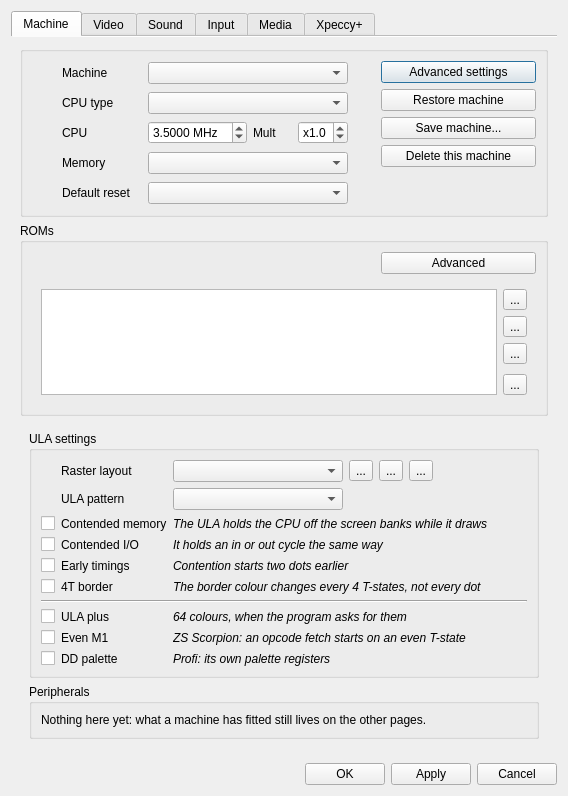
Qt form ui/setupwin.ui (dotkoval/xpeccy-plus) before a commit.
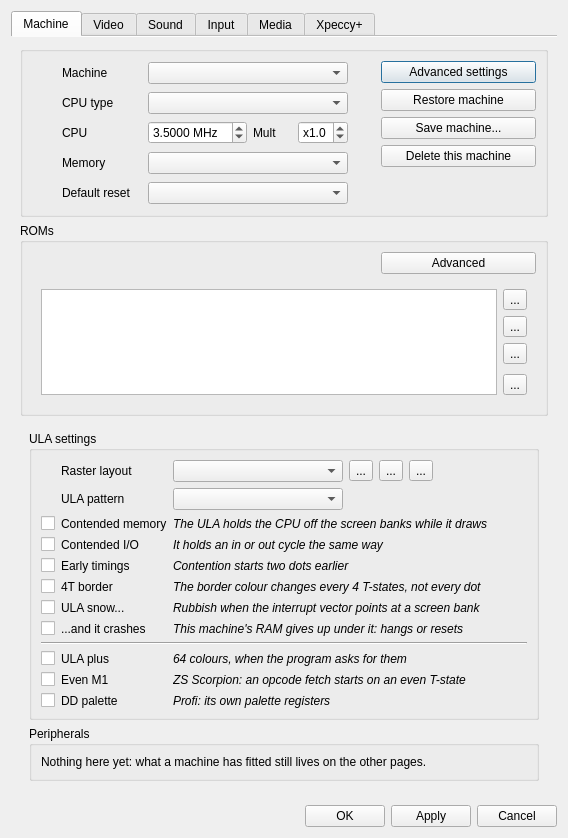
The same form after that commit. Icons and pictures are not drawn. Custom widgets are drawn as their Qt base class.

Commit message:
video: the ULA snow effect on the 48K and 128K
Off on every other machine. Beside it sits "Weak RAM", off everywhere, for
the machines that hang or reset under a long run of snow.

```diff
--- a/ui/setupwin.ui
+++ b/ui/setupwin.ui
@@ -1005,28 +1005,80 @@
                  </property>
                 </widget>
                </item>
-               <item row="6" column="0" colspan="3">
+               <item row="6" column="0">
+                <widget class="QCheckBox" name="cbSnow">
+                 <property name="text">
+                  <string/>
+                 </property>
+                </widget>
+               </item>
+               <item row="6" column="1">
+                <widget class="QLabel" name="nam_cbSnow">
+                 <property name="text">
+                  <string>ULA snow...</string>
+                 </property>
+                </widget>
+               </item>
+               <item row="6" column="2">
+                <widget class="QLabel" name="lab_cbSnow">
+                 <property name="font">
+                  <font>
+                   <italic>true</italic>
+                  </font>
+                 </property>
+                 <property name="text">
+                  <string>Rubbish when the interrupt vector points at a screen bank</string>
+                 </property>
+                </widget>
+               </item>
+               <item row="7" column="0">
+                <widget class="QCheckBox" name="cbSnowCrash">
+                 <property name="text">
+                  <string/>
+                 </property>
+                </widget>
+               </item>
+               <item row="7" column="1">
+                <widget class="QLabel" name="nam_cbSnowCrash">
+                 <property name="text">
+                  <string>...and it crashes</string>
+                 </property>
+                </widget>
+               </item>
+               <item row="7" column="2">
+                <widget class="QLabel" name="lab_cbSnowCrash">
+                 <property name="font">
+                  <font>
+                   <italic>true</italic>
+                  </font>
+                 </property>
+                 <property name="text">
+                  <string>This machine's RAM gives up under it: hangs or resets</string>
+                 </property>
+                </widget>
+               </item>
+               <item row="8" column="0" colspan="3">
                 <widget class="Line" name="advline_1">
                  <property name="orientation">
                   <enum>Qt::Horizontal</enum>
                  </property>
                 </widget>
                </item>
-               <item row="7" column="0">
+               <item row="9" column="0">
                 <widget class="QCheckBox" name="ulaPlus">
                  <property name="text">
                   <string/>
                  </property>
                 </widget>
                </item>
-               <item row="7" column="1">
+               <item row="9" column="1">
                 <widget class="QLabel" name="nam_ulaPlus">
                  <property name="text">
                   <string>ULA plus</string>
                  </property>
                 </widget>
                </item>
-               <item row="7" column="2">
+               <item row="9" column="2">
                 <widget class="QLabel" name="lab_ulaPlus">
                  <property name="font">
                   <font>
@@ -1038,21 +1090,21 @@
                  </property>
                 </widget>
                </item>
-               <item row="8" column="0">
+               <item row="10" column="0">
                 <widget class="QCheckBox" name="scrpwait">
                  <property name="text">
                   <string/>
                  </property>
                 </widget>
                </item>
-               <item row="8" column="1">
+               <item row="10" column="1">
                 <widget class="QLabel" name="nam_scrpwait">
                  <property name="text">
                   <string>Even M1</string>
                  </property>
                 </widget>
                </item>
-               <item row="8" column="2">
+               <item row="10" column="2">
                 <widget class="QLabel" name="lab_scrpwait">
                  <property name="font">
                   <font>
@@ -1064,21 +1116,21 @@
                  </property>
                 </widget>
                </item>
-               <item row="9" column="0">
+               <item row="11" column="0">
                 <widget class="QCheckBox" name="cbDDp">
                  <property name="text">
                   <string/>
                  </property>
                 </widget>
                </item>
-               <item row="9" column="1">
+               <item row="11" column="1">
                 <widget class="QLabel" name="nam_cbDDp">
                  <property name="text">
                   <string>DD palette</string>
                  </property>
                 </widget>
                </item>
-               <item row="9" column="2">
+               <item row="11" column="2">
                 <widget class="QLabel" name="lab_cbDDp">
                  <property name="font">
                   <font>
```
The commit also changes 16 other files.
